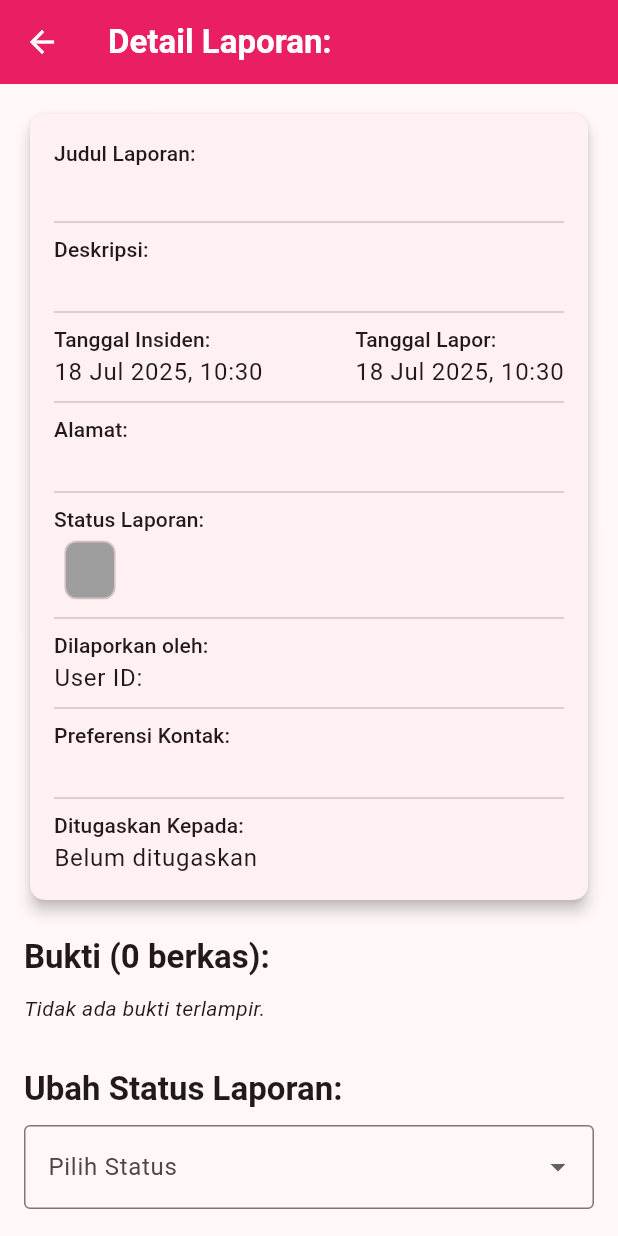
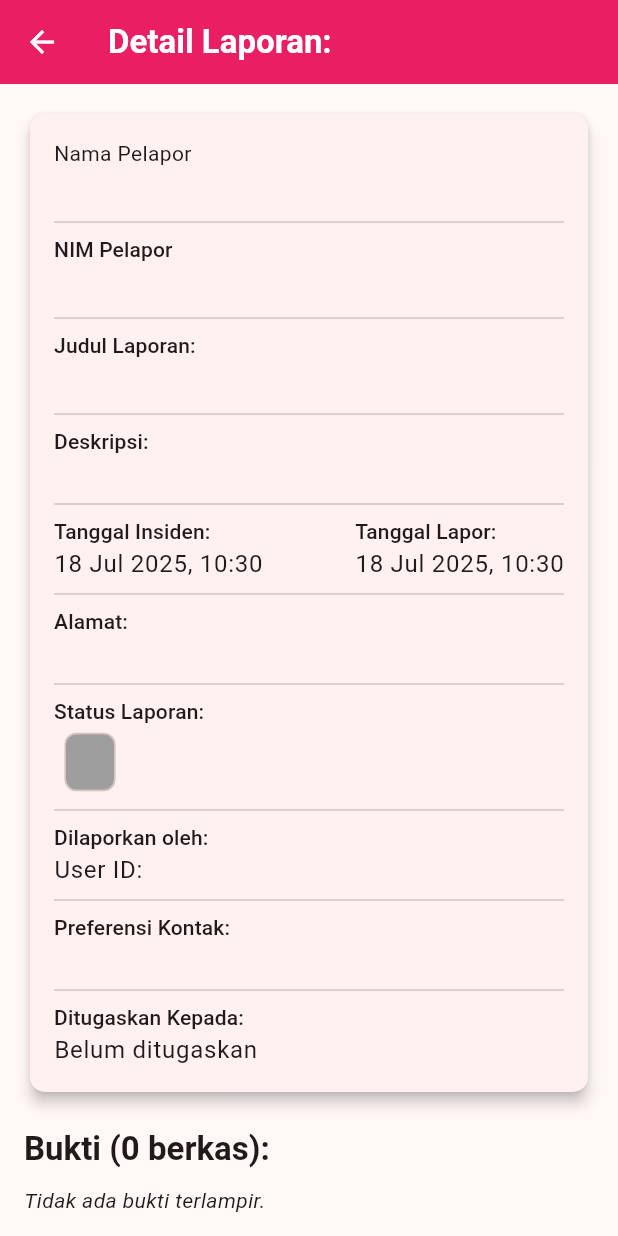
Before and after one commit to yoppp11/pengaduan-app, a Flutter app: the ReportDetailScreen screen opened directly with empty values, on a phone screen of 412 x 824 dp. Run offline on Flutter 3.47's test engine with Material 3 defaults, Android fonts, the phone set to English and light mode, and no system bars; our stand-ins replace audioplayers, cached_network_image, cloud_firestore, file_picker, firebase_auth, firebase_core and 8 more; accounts and stored records are empty; network calls fail.

Commit message:
Add reporter name and NIM display to report detail screen

```diff
--- a/lib/views/admin-detail-report.dart
+++ b/lib/views/admin-detail-report.dart
@@ -87,6 +87,21 @@ class _ReportDetailScreenState extends State<ReportDetailScreen> {
                 child: Column(
                   crossAxisAlignment: CrossAxisAlignment.start,
                   children: [
+                    Text('Nama Pelapor'),
+                    Text(widget.report.name,
+                        style: Theme.of(context)
+                            .textTheme
+                            .titleLarge
+                            ?.copyWith(fontWeight: FontWeight.bold)),
+                    const Divider(),
+                    Text('NIM Pelapor',
+                        style: Theme.of(context).textTheme.titleSmall),
+                    Text(widget.report.nim,
+                        style: Theme.of(context)
+                            .textTheme
+                            .titleLarge
+                            ?.copyWith(fontWeight: FontWeight.bold)),
+                    const Divider(),
                     Text('Judul Laporan:',
                         style: Theme.of(context).textTheme.titleSmall),
                     Text(widget.report.title,
```
